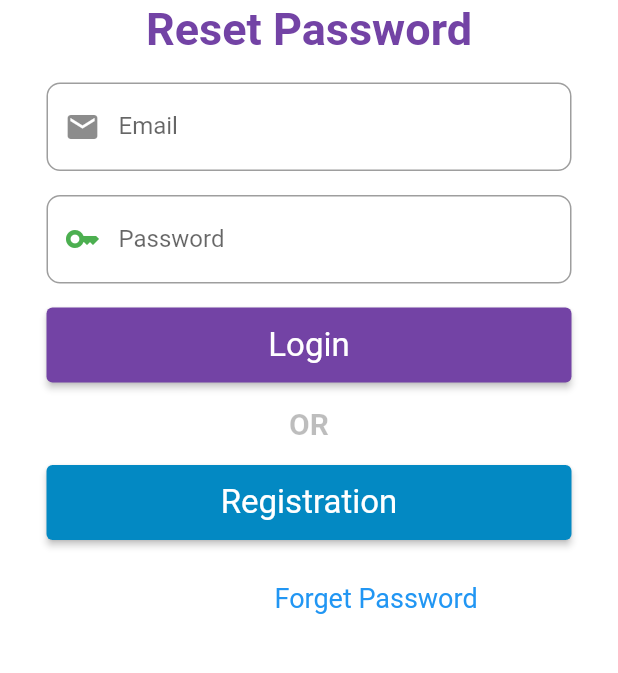
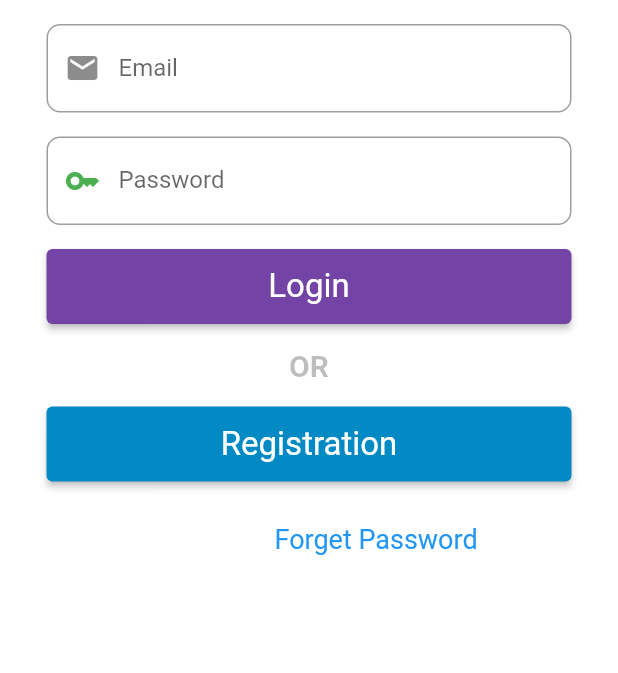
Before and after one commit to yasseribrahim/flutter-univenty-app, a Flutter app: the screen it shows after launch, on a phone screen of 412 x 824 dp, the part 495-1168 px from its top. Run offline on Flutter 3.47's test engine with Material 2 defaults, Android fonts, the phone set to English and light mode, and no system bars; our stand-ins replace firebase_auth, firebase_core, fluttertoast, form_field_validator; missing offline and left inert: firebase_ui_auth; accounts and stored records are empty.

Commit message:
fix android running

```diff
--- a/lib/screens/login_screen.dart
+++ b/lib/screens/login_screen.dart
@@ -44,18 +44,6 @@ class _LoginScreenState extends State<LoginScreen> {
                   width: 300,
                   height: 300,
                   child: Image.asset('assets/images/logo.png'),
-                ),
-              ),
-            ),
-            Container(
-              padding: EdgeInsets.all(2.0),
-              child: const Text(
-                "Reset Password",
-                textAlign: TextAlign.center,
-                style: TextStyle(
-                  color: Color(0xFF7343A5),
-                  fontWeight: FontWeight.bold,
-                  fontSize: 30.0,
                 ),
               ),
             ),
```
